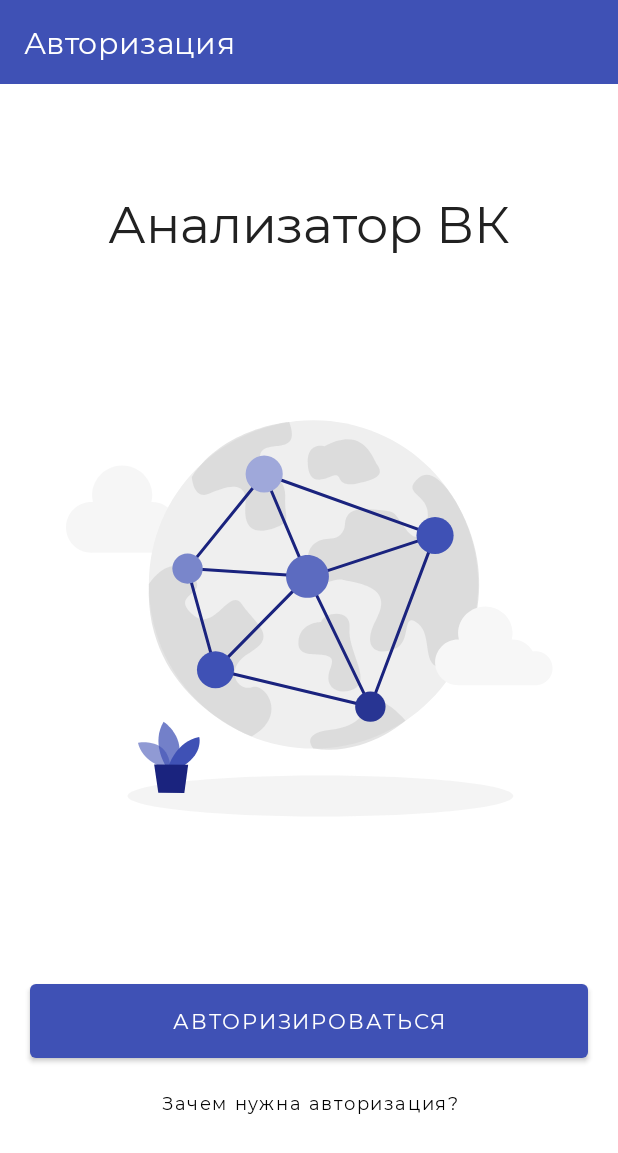
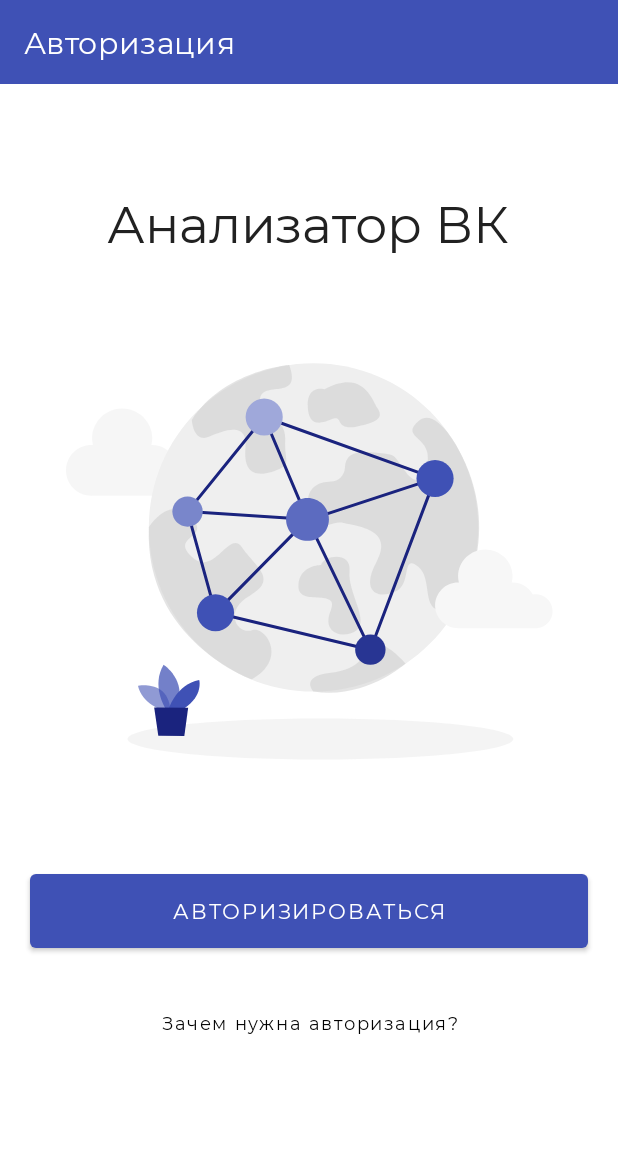
Before and after one commit to ivanovd422/VK.Analyzer, an Android app: the LoginActivity screen opened directly, with no data from a screen before it, on a phone screen of 412 x 824 dp. Shown: the top 1153 px of the screen. Run offline under Robolectric (Android 15) with nearby library versions, the light colour scheme and no system bars; libraries missing offline, so code that uses them is left out: com.vk.api; 6 statements that could not run were skipped.

Commit message:
fix by design review

```diff
--- a/app/src/main/res/layout/activity_login.xml
+++ b/app/src/main/res/layout/activity_login.xml
@@ -4,11 +4,19 @@
     xmlns:app="http://schemas.android.com/apk/res-auto"
     android:layout_width="match_parent"
     android:layout_height="match_parent"
-    android:background="@color/colorWhite">
+    android:background="@color/colorWhite"
+    >
+
+    <LinearLayout
+        android:layout_width="match_parent"
+        android:layout_height="match_parent"
+        android:orientation="vertical"
+        >
 
         <include
             android:id="@+id/toolbar_login"
-        layout="@layout/view_toolbar"/>
+            layout="@layout/view_toolbar"
+            />
 
         <TextView
             android:id="@+id/tv_title_login"
@@ -17,31 +25,30 @@
             android:layout_height="wrap_content"
             android:layout_marginTop="70dp"
             android:gravity="center"
+            android:layout_gravity="center"
             android:text="@string/login_main_text"
             android:textColor="@color/colorBlack"
             android:textSize="34sp"
 
             app:layout_constraintEnd_toEndOf="parent"
             app:layout_constraintStart_toStartOf="parent"
-        app:layout_constraintTop_toBottomOf="@+id/toolbar_login"/>
+            app:layout_constraintTop_toBottomOf="@+id/toolbar_login"
+            />
 
         <ImageView
             android:id="@+id/iv_logo"
             android:layout_width="wrap_content"
             android:layout_height="wrap_content"
-       app:srcCompat="@drawable/ic_login_image"
+            app:layout_constraintBottom_toTopOf="@+id/ll_auth_btn_container"
 
-        app:layout_constraintBottom_toBottomOf="parent"
+            android:layout_marginTop="70dp"
+
+            android:layout_gravity="center"
             app:layout_constraintEnd_toEndOf="parent"
             app:layout_constraintStart_toStartOf="parent"
-        app:layout_constraintTop_toTopOf="parent"/>
-
-    <LinearLayout
-        android:layout_width="match_parent"
-        android:layout_height="wrap_content"
-        android:orientation="vertical"
-        app:layout_constraintBottom_toBottomOf="parent"
-        app:layout_constraintTop_toBottomOf="@+id/iv_logo">
+            app:layout_constraintTop_toBottomOf="@+id/tv_title_login"
+            app:srcCompat="@drawable/ic_login_image"
+            />
 
         <Button
             android:id="@+id/btn_auth_by_vk"
@@ -49,12 +56,17 @@
             android:layout_width="match_parent"
             android:layout_height="wrap_content"
             android:layout_marginStart="20dp"
-            android:layout_marginTop="40dp"
+            android:layout_marginTop="70dp"
+
             android:layout_marginEnd="20dp"
             android:padding="15dp"
             android:text="@string/auth_by_vk"
             android:textColor="@color/colorWhite"
-            android:textSize="14sp"/>
+            app:layout_constraintStart_toStartOf="parent"
+            app:layout_constraintEnd_toEndOf="parent"
+            app:layout_constraintBottom_toBottomOf="parent"
+            android:textSize="14sp"
+            />
 
         <Button
             android:id="@+id/btn_why_should_auth"
@@ -62,12 +74,16 @@
             android:layout_width="wrap_content"
             android:layout_height="wrap_content"
             android:layout_gravity="center"
+            android:layout_marginTop="20dp"
             android:padding="0dp"
             android:text="@string/login_why_should_auth"
             android:textAllCaps="false"
             android:textColor="@color/black"
-            android:textSize="12sp"/>
+            android:textSize="12sp"
+            />
+
     </LinearLayout>
+
 
     <ProgressBar
         android:id="@+id/pb_auth_loading"
@@ -80,5 +96,6 @@
         app:layout_constraintBottom_toBottomOf="parent"
         app:layout_constraintEnd_toEndOf="parent"
         app:layout_constraintStart_toStartOf="parent"
-        app:layout_constraintTop_toTopOf="parent"/>
+        app:layout_constraintTop_toTopOf="parent"
+        />
 </androidx.constraintlayout.widget.ConstraintLayout>
--- a/app/src/main/res/layout/activity_mutual_friends.xml
+++ b/app/src/main/res/layout/activity_mutual_friends.xml
@@ -54,7 +54,11 @@
         android:id="@+id/rv_mutual_friends"
         android:layout_width="match_parent"
         android:layout_height="wrap_content"
-        android:layout_below="@+id/toolbar_mutual_friends_list"/>
+        android:layout_below="@+id/toolbar_mutual_friends_list"
+
+        tools:listitem="@layout/item_mutual_friend"
+        tools:itemCount="3"
+        />
 
     <LinearLayout
         android:id="@+id/ll_mutual_friends_error_wrapper"
--- a/app/src/main/res/layout/dialog_permissions_info.xml
+++ b/app/src/main/res/layout/dialog_permissions_info.xml
@@ -25,7 +25,6 @@
         android:layout_marginStart="30dp"
         android:layout_marginTop="16dp"
         android:layout_marginEnd="30dp"
-        android:gravity="center"
         android:text="@string/photos_near_permissions_dialog_info"
         android:textAppearance="?android:attr/textAppearanceMedium"
         android:textColor="@color/colorBlack"
--- a/app/src/main/res/layout/fragment_friends.xml
+++ b/app/src/main/res/layout/fragment_friends.xml
@@ -23,7 +23,7 @@
         android:layout_width="match_parent"
         android:layout_height="wrap_content"
         android:layout_marginStart="36dp"
-        android:layout_marginTop="36dp"
+        android:layout_marginTop="40dp"
         android:layout_marginEnd="36dp"
         app:endIconDrawable="@drawable/ic_group_add"
         app:endIconMode="custom"
@@ -102,7 +102,7 @@
         android:layout_alignParentBottom="true"
         android:layout_marginStart="24dp"
         android:layout_marginEnd="24dp"
-        android:layout_marginBottom="24dp"
+        android:layout_marginBottom="50dp"
         android:paddingTop="15dp"
         android:paddingBottom="15dp"
         android:text="@string/search"
--- a/app/src/main/res/layout/fragment_photos_near.xml
+++ b/app/src/main/res/layout/fragment_photos_near.xml
@@ -34,7 +34,6 @@
             android:id="@+id/container_permissions"
             android:layout_width="match_parent"
             android:layout_height="match_parent"
-            android:visibility="gone"
             tools:visibility="visible"
             >
 
@@ -55,7 +54,7 @@
                 android:layout_height="wrap_content"
                 android:layout_marginStart="25dp"
                 android:layout_marginEnd="25dp"
-                android:layout_marginTop="50dp"
+                android:layout_marginTop="40dp"
                 android:gravity="center"
                 android:text="@string/photos_near_permissions_needs_title"
                 android:textAppearance="?android:attr/textAppearanceMedium"
@@ -65,8 +64,7 @@
                 app:layout_constrainedWidth="true"
                 app:layout_constraintEnd_toEndOf="parent"
                 app:layout_constraintStart_toStartOf="parent"
-                app:layout_constraintTop_toTopOf="parent"
-                app:layout_constraintBottom_toBottomOf="parent"
+                app:layout_constraintTop_toBottomOf="@+id/iv_request_permission_icon"
                 />
 
             <Button
--- a/app/src/main/res/layout/item_mutual_friend.xml
+++ b/app/src/main/res/layout/item_mutual_friend.xml
@@ -14,8 +14,8 @@
         android:layout_width="80dp"
         android:layout_height="80dp"
         android:layout_marginStart="16dp"
-        android:layout_marginTop="16dp"
-        android:layout_marginBottom="16dp"
+        android:layout_marginTop="10dp"
+        android:layout_marginBottom="10dp"
         app:layout_constraintStart_toStartOf="parent"
         app:layout_constraintTop_toTopOf="parent"
         app:layout_constraintBottom_toBottomOf="parent"
```
Also changed, not shown: app/src/main/res/layout/bottom_sheet_user_info.xml (+8 -6 lines), app/src/main/res/layout/item_onboarding_holder.xml (+10 -6 lines). Lines whose indentation alone changed are shown as unchanged.
